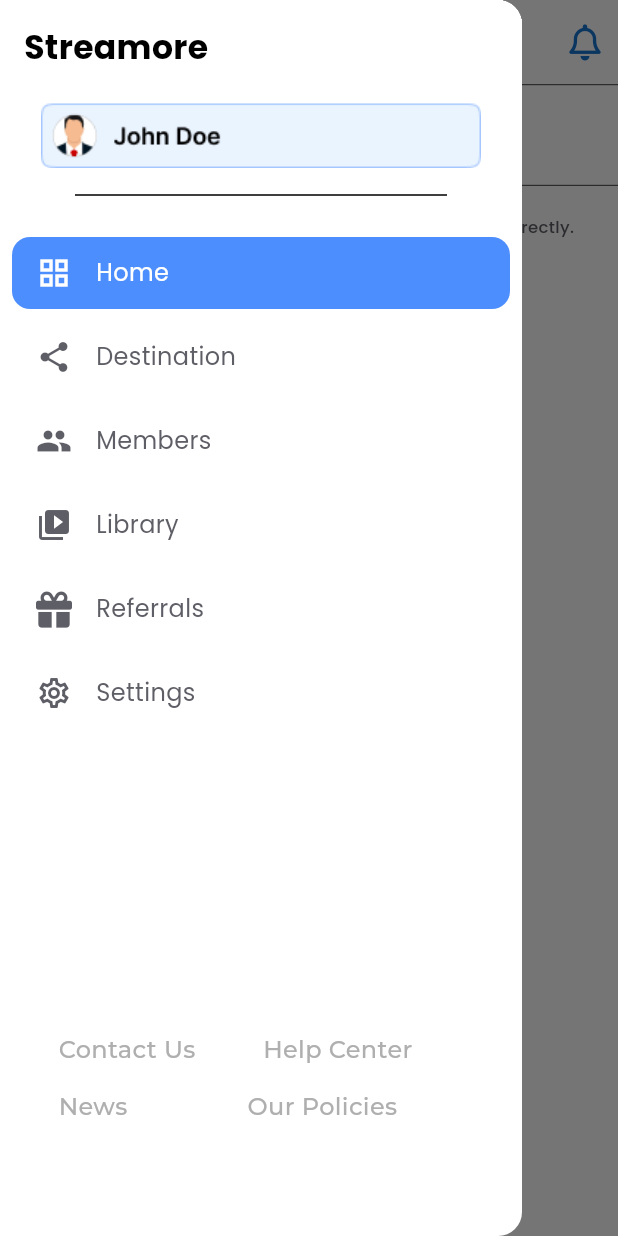
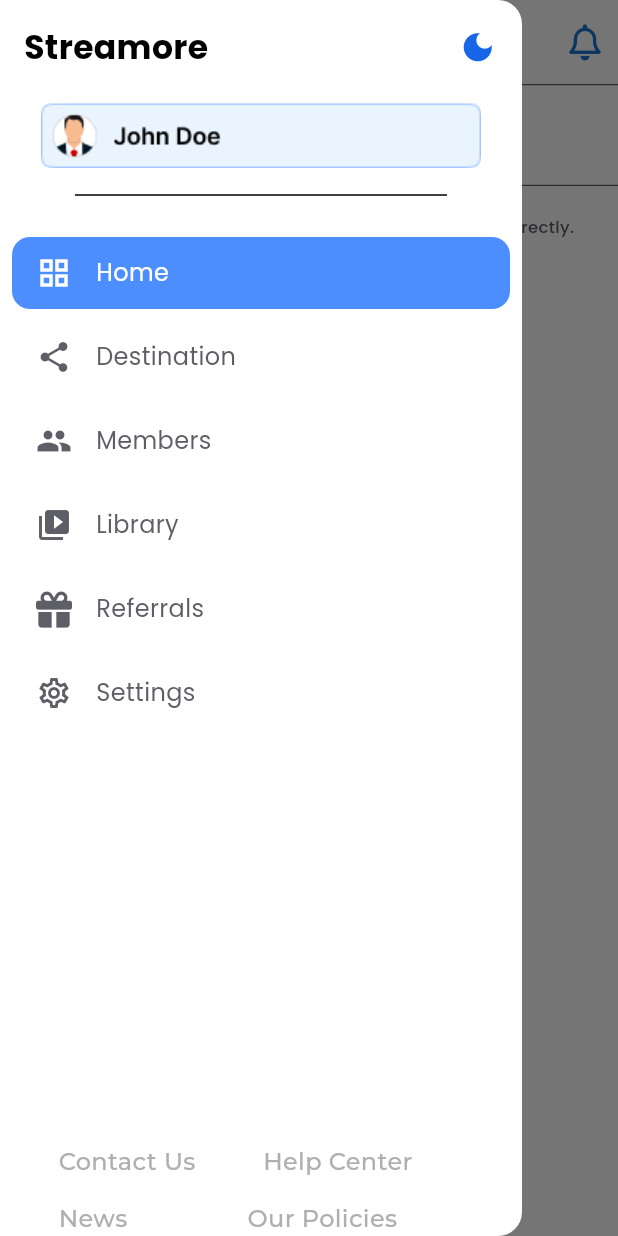
Before and after one commit to Salma28-zahran/streamore_app, a Flutter app: the Audio screen opened by its route, with the side drawer open, on a phone screen of 412 x 824 dp. Run offline on Flutter 3.47's test engine with Material 3 defaults, Android fonts, the phone set to English and light mode, and no system bars; our stand-ins replace dropdown_button2, flutter_colorpicker, font_awesome_flutter, google_fonts, permission_handler; missing offline and left inert: flutter_sound.

Commit message:
small details

```diff
--- a/lib/screens/stream/drawer/main_drawer.dart
+++ b/lib/screens/stream/drawer/main_drawer.dart
@@ -55,8 +55,7 @@ class _MainDrawerState extends State<MainDrawer> {
           children: [
             Icon(
               icon,
-              color:
-                  isSelected
+              color: isSelected
                   ? Theme.of(context).tabBarTheme.labelColor
                   : Theme.of(context).tabBarTheme.unselectedLabelColor,
             ),
@@ -65,8 +64,7 @@ class _MainDrawerState extends State<MainDrawer> {
               title,
               style: GoogleFonts.poppins(
                 fontSize: 16,
-                color:
-                    isSelected
+                color: isSelected
                     ? Theme.of(context).tabBarTheme.labelColor
                     : Theme.of(context).tabBarTheme.unselectedLabelColor,
               ),
@@ -80,11 +78,7 @@ class _MainDrawerState extends State<MainDrawer> {
   @override
   Widget build(BuildContext context) {
     var myprovider = Provider.of<MyProvider>(context);
-
-    IconData themeIcon =
-        myprovider.themeMode == ThemeMode.dark
-            ? Icons.dark_mode
-            : Icons.light_mode;
+    bool isDark = myprovider.themeMode == ThemeMode.dark;
 
     return Drawer(
       backgroundColor: Theme.of(context).cardColor,
@@ -93,6 +87,9 @@ class _MainDrawerState extends State<MainDrawer> {
         child: Column(
           children: [
             // Header
+            Row(
+              mainAxisAlignment: MainAxisAlignment.spaceBetween,
+              children: [
                 Container(
                   color: Theme.of(context).cardColor,
                   padding: const EdgeInsets.all(16),
@@ -104,6 +101,22 @@ class _MainDrawerState extends State<MainDrawer> {
                       fontSize: 22,
                     ),
                   ),
+                ),
+                Padding(
+                  padding: const EdgeInsets.only(right: 17),
+                  child: GestureDetector(
+                    onTap: () {
+                      context.read<MyProvider>().changeTheme();
+                    },
+                    child: Icon(
+                      isDark ? Icons.wb_sunny : Icons.dark_mode,
+                      size: 25,
+                      color: isDark ? Colors.amber : Theme.of(context).primaryColor,
+                    ),
+                  ),
+                ),
+
+              ],
             ),
             const SizedBox(height: 5),
             Image.asset("assets/images/my_acc.png", width: 344, height: 44),
@@ -124,7 +137,7 @@ class _MainDrawerState extends State<MainDrawer> {
             buildDrawerItem(5, FontAwesomeIcons.gift, "Referrals"),
             buildDrawerItem(6, Icons.settings_outlined, "Settings"),
 
-            const SizedBox(height: 198),
+            const Spacer(),
 
             Padding(
               padding: const EdgeInsets.only(left: 39),
@@ -137,10 +150,7 @@ class _MainDrawerState extends State<MainDrawer> {
                     child: Text(
                       "Contact Us",
                       style: GoogleFonts.montserrat(
-                        color:
-                            myprovider.themeMode == ThemeMode.dark
-                                ? Colors.white
-                                : const Color(0xffAFAFAF),
+                        color: isDark ? Colors.white : const Color(0xffAFAFAF),
                         fontSize: 16,
                         fontWeight: FontWeight.w500,
                       ),
@@ -154,10 +164,7 @@ class _MainDrawerState extends State<MainDrawer> {
                     child: Text(
                       "Help Center",
                       style: GoogleFonts.montserrat(
-                        color:
-                            myprovider.themeMode == ThemeMode.dark
-                                ? Colors.white
-                                : const Color(0xffAFAFAF),
+                        color: isDark ? Colors.white : const Color(0xffAFAFAF),
                         fontSize: 16,
                         fontWeight: FontWeight.w500,
                       ),
@@ -166,7 +173,7 @@ class _MainDrawerState extends State<MainDrawer> {
                 ],
               ),
             ),
-            SizedBox(height: 15),
+            const SizedBox(height: 15),
 
             Padding(
               padding: const EdgeInsets.only(left: 39),
@@ -179,17 +186,13 @@ class _MainDrawerState extends State<MainDrawer> {
                     child: Text(
                       "News",
                       style: GoogleFonts.montserrat(
-                        color:
-                            myprovider.themeMode == ThemeMode.dark
-                                ? Colors.white
-                                : const Color(0xffAFAFAF),
+                        color: isDark ? Colors.white : const Color(0xffAFAFAF),
                         fontSize: 16,
                         fontWeight: FontWeight.w500,
                       ),
                     ),
                   ),
                   const SizedBox(width: 80),
-
                   GestureDetector(
                     onTap: () {
                       Navigator.pushNamed(context, '/verify1');
@@ -197,10 +200,7 @@ class _MainDrawerState extends State<MainDrawer> {
                     child: Text(
                       "Our Policies",
                       style: GoogleFonts.montserrat(
-                        color:
-                            myprovider.themeMode == ThemeMode.dark
-                                ? Colors.white
-                                : const Color(0xffAFAFAF),
+                        color: isDark ? Colors.white : const Color(0xffAFAFAF),
                         fontSize: 16,
                         fontWeight: FontWeight.w500,
                       ),
--- a/lib/screens/tabs/comments_tab.dart
+++ b/lib/screens/tabs/comments_tab.dart
@@ -42,7 +42,7 @@ class _CommentsTabState extends State<CommentsTab> {
                     width: 357,
                     padding: const EdgeInsets.all(10),
                     margin: const EdgeInsets.all(3),
-                    color: const Color(0xffEFEFEF),
+                    color: Theme.of(context).cardColor,
                     child: Text(
                       "Viewers’ comments will be shown here. Tap on a comment to show it on screen",
                       style: GoogleFonts.inter(fontSize: 10),
@@ -56,7 +56,8 @@ class _CommentsTabState extends State<CommentsTab> {
 
           Padding(
             padding: const EdgeInsets.only(top: 1, left: 1, right: 1),
-            child: Row(
+            child:
+            Row(
               children: [
                 Transform.scale(
                   scaleX: 28 / 59,
@@ -68,6 +69,8 @@ class _CommentsTabState extends State<CommentsTab> {
                         _isOverlayEnabled = value;
                       });
                     },
+                    activeColor: Theme.of(context).colorScheme.primary,
+
                   ),
                 ),
 
```
Also changed, not shown: assets/images/profile4.jpeg (added). Lines whose indentation alone changed are shown as unchanged.
